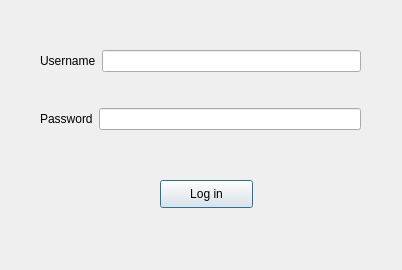
Before: the Qt Designer form src/loginpage.ui in Lemour-sudo/Aero-Bank, drawn with Qt 5.
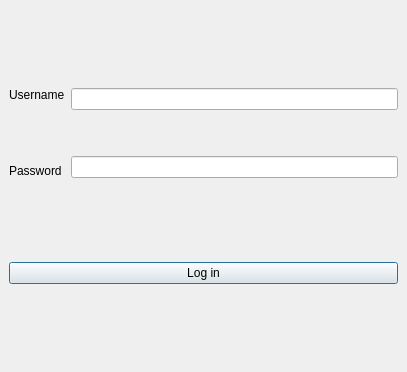
After: the same form once the commit is applied.

Commit message: Re-styled ui's for better spacing between elements.

What changed in the file:
```diff
--- a/src/loginpage.ui
+++ b/src/loginpage.ui
@@ -6,46 +6,46 @@
    <rect>
     <x>0</x>
     <y>0</y>
-    <width>402</width>
-    <height>270</height>
+    <width>407</width>
+    <height>372</height>
    </rect>
   </property>
   <property name="windowTitle">
    <string>MainWindow</string>
   </property>
   <widget class="QWidget" name="centralwidget">
-   <widget class="QPushButton" name="w2_pushLogin">
-    <property name="geometry">
-     <rect>
-      <x>160</x>
-      <y>180</y>
-      <width>93</width>
-      <height>28</height>
-     </rect>
-    </property>
-    <property name="text">
-     <string>Log in</string>
-    </property>
-    <property name="autoDefault">
-     <bool>true</bool>
-    </property>
-    <property name="default">
-     <bool>true</bool>
-    </property>
-   </widget>
-   <widget class="QWidget" name="layoutWidget">
-    <property name="geometry">
-     <rect>
-      <x>40</x>
-      <y>20</y>
-      <width>321</width>
-      <height>141</height>
-     </rect>
-    </property>
-    <layout class="QVBoxLayout" name="verticalLayout">
-     <item>
+   <layout class="QGridLayout" name="gridLayout">
+    <item row="4" column="0">
+     <spacer name="verticalSpacer_3">
+      <property name="orientation">
+       <enum>Qt::Vertical</enum>
+      </property>
+      <property name="sizeHint" stdset="0">
+       <size>
+        <width>20</width>
+        <height>40</height>
+       </size>
+      </property>
+     </spacer>
+    </item>
+    <item row="0" column="0">
+     <spacer name="verticalSpacer">
+      <property name="orientation">
+       <enum>Qt::Vertical</enum>
+      </property>
+      <property name="sizeHint" stdset="0">
+       <size>
+        <width>20</width>
+        <height>40</height>
+       </size>
+      </property>
+     </spacer>
+    </item>
+    <item row="1" column="0">
       <layout class="QHBoxLayout" name="horizontalLayout">
        <item>
+       <layout class="QVBoxLayout" name="verticalLayout_labels">
+        <item>
         <widget class="QLabel" name="w2_labelName">
          <property name="text">
           <string>Username</string>
@@ -56,16 +56,18 @@
         </widget>
        </item>
        <item>
-        <widget class="QLineEdit" name="w2_lineName">
-         <property name="text">
-          <string/>
-         </property>
-        </widget>
-       </item>
-      </layout>
-     </item>
-     <item>
-      <layout class="QHBoxLayout" name="horizontalLayout_2">
+         <spacer name="verticalSpacer_5">
+          <property name="orientation">
+           <enum>Qt::Vertical</enum>
+          </property>
+          <property name="sizeHint" stdset="0">
+           <size>
+            <width>20</width>
+            <height>40</height>
+           </size>
+          </property>
+         </spacer>
+        </item>
        <item>
         <widget class="QLabel" name="w2_labelPass">
          <property name="text">
@@ -76,6 +78,30 @@
          </property>
         </widget>
        </item>
+       </layout>
+      </item>
+      <item>
+       <layout class="QVBoxLayout" name="verticalLayout_fields">
+        <item>
+         <widget class="QLineEdit" name="w2_lineName">
+          <property name="text">
+           <string/>
+          </property>
+         </widget>
+        </item>
+        <item>
+         <spacer name="verticalSpacer_2">
+          <property name="orientation">
+           <enum>Qt::Vertical</enum>
+          </property>
+          <property name="sizeHint" stdset="0">
+           <size>
+            <width>20</width>
+            <height>40</height>
+           </size>
+          </property>
+         </spacer>
+        </item>
        <item>
         <widget class="QLineEdit" name="w2_linePass">
          <property name="text">
@@ -89,7 +115,34 @@
       </layout>
      </item>
     </layout>
-   </widget>
+    </item>
+    <item row="3" column="0">
+     <widget class="QPushButton" name="w2_pushLogin">
+      <property name="text">
+       <string>Log in</string>
+      </property>
+      <property name="autoDefault">
+       <bool>true</bool>
+      </property>
+      <property name="default">
+       <bool>true</bool>
+      </property>
+     </widget>
+    </item>
+    <item row="2" column="0">
+     <spacer name="verticalSpacer_4">
+      <property name="orientation">
+       <enum>Qt::Vertical</enum>
+      </property>
+      <property name="sizeHint" stdset="0">
+       <size>
+        <width>20</width>
+        <height>40</height>
+       </size>
+      </property>
+     </spacer>
+    </item>
+   </layout>
   </widget>
  </widget>
  <resources/>
```
Lines whose indentation alone changed are shown as unchanged. The commit also changes 3 other files.
